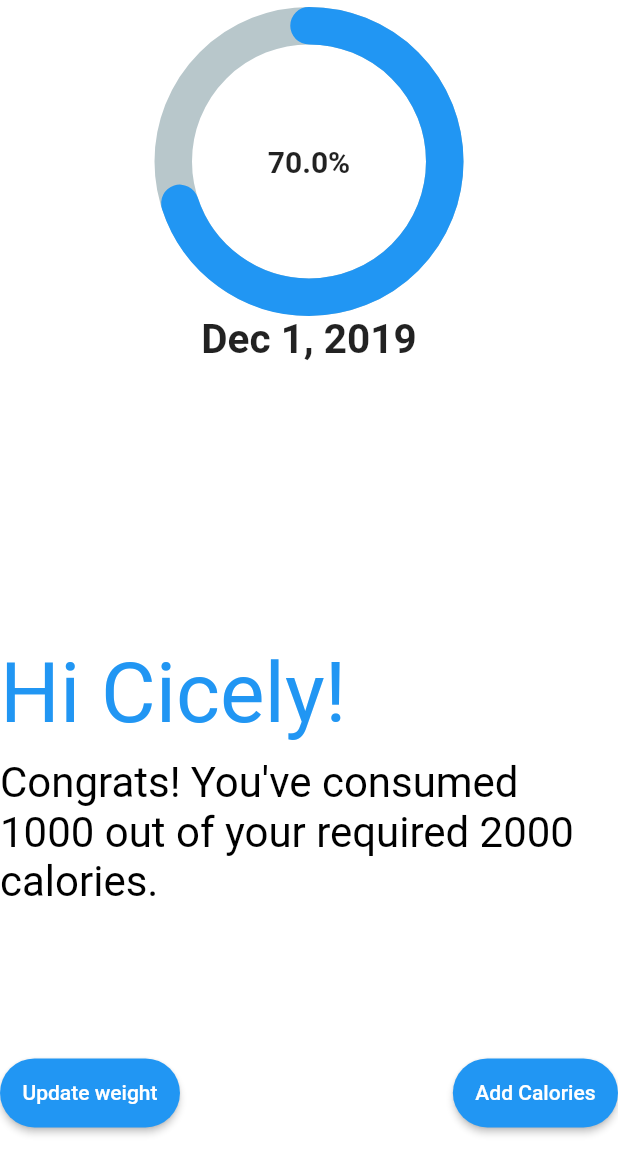
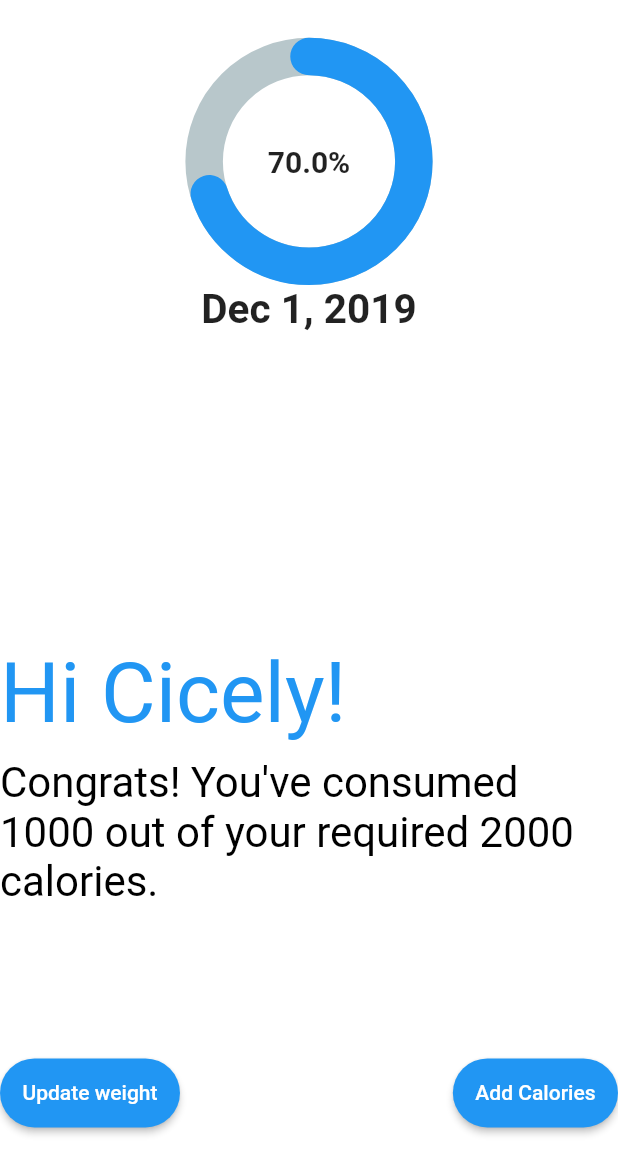
Before and after one commit to cicelybeckford/CoDiet-Flutter, a Flutter app: the ProfilePage screen opened directly, on a phone screen of 412 x 824 dp. Shown: the top 1174 px of the screen. Run offline on Flutter 3.47's test engine with Material 2 defaults, Android fonts, the phone set to English and light mode, and no system bars; drawn by our look-alikes of percent_indicator; our stand-ins replace charts_flutter; missing offline and left inert: firebase; accounts and stored records are empty.

Commit message:
Fixed overflow of container error

```diff
--- a/lib/pages/profile_page.dart
+++ b/lib/pages/profile_page.dart
@@ -68,8 +68,8 @@ class ProfileInfo extends StatelessWidget {
             : MediaQuery.of(context).size.width * 0.3,
         child: new CircularPercentIndicator(
                 radius: ResponsiveWidget.isSmallScreen(context)
-                    ? MediaQuery.of(context).size.height * 0.25
-                    : MediaQuery.of(context).size.width * 0.25,
+                    ? MediaQuery.of(context).size.height * 0.2
+                    : MediaQuery.of(context).size.width * 0.2,
                 lineWidth: 25.0,
                 animation: true,
                 percent: 0.7,
--- a/lib/utils/profile_info.dart
+++ /dev/null
@@ -1,134 +0,0 @@
-import 'package:flutter/material.dart';
-import 'package:codiet/utils/responsive_widget.dart';
-import 'package:percent_indicator/percent_indicator.dart';
-import 'package:intl/intl.dart';
-import 'package:codiet/utils/custom_dialog.dart';
-
-class ProfileInfo extends StatelessWidget {
-  final String formattedDate = DateFormat('yMMMd').format(DateTime.now());
-
-  openPopupWindow(BuildContext context, String text) {
-    TextEditingController controller = new TextEditingController();
-    return showDialog(context: context, builder: (context) {
-        // return SimpleDialog(
-        //   title: Text(text,  style: TextStyle(color: Colors.black),),
-
-        //   children: <Widget>[
-        //     new TextField(
-        //       controller: controller,
-        //     ),
-        //     new MaterialButton(
-        //       child: Text('Submit', style: TextStyle(color: Colors.blue),),
-        //       elevation: 5.0,
-        //       onPressed: () {},
-        //     )
-        //   ],
-        // );
-        return new CustomDialog(title: text, controller: controller, buttonText: 'Submit',);
-    });
-  }
-  profileImage(context) => Container(
-        height: ResponsiveWidget.isSmallScreen(context)
-            ? MediaQuery.of(context).size.height * 0.3
-            : MediaQuery.of(context).size.width * 0.3,
-        width: ResponsiveWidget.isSmallScreen(context)
-            ? MediaQuery.of(context).size.height * 0.3
-            : MediaQuery.of(context).size.width * 0.3,
-        child: new CircularPercentIndicator(
-                radius: ResponsiveWidget.isSmallScreen(context)
-                    ? MediaQuery.of(context).size.height * 0.25
-                    : MediaQuery.of(context).size.width * 0.25,
-                lineWidth: 25.0,
-                animation: true,
-                percent: 0.7,
-                center: new Text(
-                  "70.0%",
-                  style:
-                      new TextStyle(fontWeight: FontWeight.bold, fontSize: 20.0),
-                ),
-                footer: new Text(
-                  formattedDate,
-                  style:
-                      new TextStyle(fontWeight: FontWeight.bold, fontSize: 27.0),
-                ),
-                circularStrokeCap: CircularStrokeCap.round,
-                progressColor: Colors.blue,
-              ),
-      );
-
-  profileData(context) => Column(
-    crossAxisAlignment: CrossAxisAlignment.start,
-    children: <Widget>[
-      SizedBox(
-            height: 100,
-      ),
-      Text(
-        "Hi Cicely!",
-        textScaleFactor: 4,
-        style: TextStyle(color: Colors.blue),
-      ),
-      SizedBox(
-        height: 10,
-      ),
-      Text(
-        "Congrats! You've consumed\n"
-        "1000 out of your required 2000\n"
-        "calories.",
-        softWrap: true,
-        textScaleFactor: 2,
-        style: TextStyle(color: Colors.black),
-      ),
-      SizedBox(
-        height: 100,
-      ),
-      Row(
-        mainAxisAlignment: MainAxisAlignment.spaceBetween,
-        children: <Widget>[
-          RaisedButton(
-            shape: StadiumBorder(),
-            child: Text("Update weight", style: TextStyle(color: Colors.white), ),
-            color: Colors.blue,
-            onPressed: () {
-              openPopupWindow(context, "Weight");
-            },
-            padding: EdgeInsets.all(15),
-          ),
-          SizedBox(
-            width: 150,
-          ),
-          RaisedButton(
-            shape: StadiumBorder(),
-            child: Text("Add Calories", style: TextStyle(color: Colors.white),),
-            color: Colors.blue,
-            onPressed: () {
-              openPopupWindow(context, "Calories");
-            },
-            padding: EdgeInsets.all(15),
-          ),
-        ],
-      )
-    ],
-  );
-
-  @override
-  Widget build(BuildContext context) {
-    return ResponsiveWidget(
-      largeScreen: Row(
-        mainAxisAlignment: MainAxisAlignment.spaceEvenly,
-        crossAxisAlignment: CrossAxisAlignment.center,
-        children: <Widget>[profileImage(context), profileData (context)],
-      ),
-      smallScreen: Column(
-        mainAxisSize: MainAxisSize.max,
-        mainAxisAlignment: MainAxisAlignment.spaceBetween,
-        children: <Widget>[
-          profileImage(context),
-          SizedBox(
-            height: MediaQuery.of(context).size.height * 0.1,
-          ),
-          profileData(context)
-        ],
-      ),
-    );
-  }
-}
```
